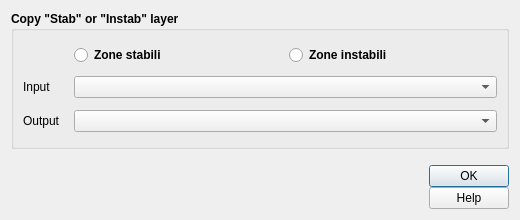
First picture: the form in tb_copia_ms.ui, repository CNR-IGAG/mzs-tools, before the edit.
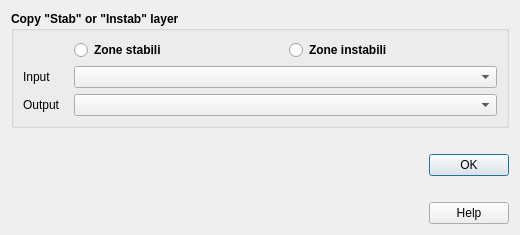
Second picture: the form after the edit. Icons and pictures are not drawn.

```diff
--- a/tb_copia_ms.ui
+++ b/tb_copia_ms.ui
@@ -7,7 +7,7 @@
     <x>0</x>
     <y>0</y>
     <width>520</width>
-    <height>220</height>
+    <height>235</height>
    </rect>
   </property>
   <property name="sizePolicy">
@@ -37,8 +37,8 @@
   <property name="modal">
    <bool>true</bool>
   </property>
-  <layout class="QGridLayout" name="gridLayout">
-   <item row="0" column="0">
+  <layout class="QVBoxLayout" name="verticalLayout_2">
+   <item>
     <widget class="QGroupBox" name="groupBox_2">
      <property name="font">
       <font>
@@ -50,59 +50,7 @@
       <string>Copy &quot;Stab&quot; or &quot;Instab&quot; layer</string>
      </property>
      <layout class="QGridLayout" name="gridLayout_2">
-      <item row="4" column="1">
-       <spacer name="verticalSpacer_3">
-        <property name="orientation">
-         <enum>Qt::Vertical</enum>
-        </property>
-        <property name="sizeHint" stdset="0">
-         <size>
-          <width>20</width>
-          <height>40</height>
-         </size>
-        </property>
-       </spacer>
-      </item>
-      <item row="2" column="1">
-       <spacer name="verticalSpacer_2">
-        <property name="orientation">
-         <enum>Qt::Vertical</enum>
-        </property>
-        <property name="sizeHint" stdset="0">
-         <size>
-          <width>20</width>
-          <height>40</height>
-         </size>
-        </property>
-       </spacer>
-      </item>
-      <item row="0" column="1">
-       <spacer name="verticalSpacer">
-        <property name="orientation">
-         <enum>Qt::Vertical</enum>
-        </property>
-        <property name="sizeHint" stdset="0">
-         <size>
-          <width>20</width>
-          <height>40</height>
-         </size>
-        </property>
-       </spacer>
-      </item>
-      <item row="5" column="1">
-       <widget class="QComboBox" name="output_ms">
-        <property name="sizePolicy">
-         <sizepolicy hsizetype="Expanding" vsizetype="Fixed">
-          <horstretch>0</horstretch>
-          <verstretch>0</verstretch>
-         </sizepolicy>
-        </property>
-        <property name="toolTip">
-         <string/>
-        </property>
-       </widget>
-      </item>
-      <item row="3" column="0">
+      <item row="1" column="0">
        <widget class="QLabel" name="label">
         <property name="font">
          <font>
@@ -115,7 +63,14 @@
         </property>
        </widget>
       </item>
-      <item row="5" column="0">
+      <item row="1" column="1">
+       <widget class="QComboBox" name="input_ms">
+        <property name="toolTip">
+         <string/>
+        </property>
+       </widget>
+      </item>
+      <item row="2" column="0">
        <widget class="QLabel" name="label_4">
         <property name="sizePolicy">
          <sizepolicy hsizetype="Minimum" vsizetype="Preferred">
@@ -140,14 +95,7 @@
         </property>
        </widget>
       </item>
-      <item row="3" column="1">
-       <widget class="QComboBox" name="input_ms">
-        <property name="toolTip">
-         <string/>
-        </property>
-       </widget>
-      </item>
-      <item row="1" column="1">
+      <item row="0" column="1">
        <layout class="QHBoxLayout" name="horizontalLayout">
         <item>
          <widget class="QRadioButton" name="radio_stab">
@@ -177,69 +125,63 @@
         </item>
        </layout>
       </item>
-      <item row="6" column="1">
-       <spacer name="verticalSpacer_4">
-        <property name="orientation">
-         <enum>Qt::Vertical</enum>
+      <item row="2" column="1">
+       <widget class="QComboBox" name="output_ms">
+        <property name="sizePolicy">
+         <sizepolicy hsizetype="Expanding" vsizetype="Fixed">
+          <horstretch>0</horstretch>
+          <verstretch>0</verstretch>
+         </sizepolicy>
         </property>
-        <property name="sizeHint" stdset="0">
-         <size>
-          <width>20</width>
-          <height>40</height>
-         </size>
+        <property name="toolTip">
+         <string/>
         </property>
-       </spacer>
+       </widget>
       </item>
      </layout>
     </widget>
    </item>
-   <item row="1" column="0">
-    <layout class="QGridLayout" name="gridLayout_4">
-     <property name="sizeConstraint">
-      <enum>QLayout::SetDefaultConstraint</enum>
-     </property>
-     <property name="topMargin">
-      <number>10</number>
-     </property>
-     <property name="horizontalSpacing">
-      <number>10</number>
-     </property>
-     <property name="verticalSpacing">
-      <number>0</number>
-     </property>
-     <item row="0" column="1">
-      <widget class="QLabel" name="igag">
-       <property name="sizePolicy">
-        <sizepolicy hsizetype="Preferred" vsizetype="Fixed">
-         <horstretch>0</horstretch>
-         <verstretch>0</verstretch>
-        </sizepolicy>
+   <item>
+    <layout class="QHBoxLayout" name="horizontalLayout_2">
+     <item>
+      <widget class="QLabel" name="label_25">
+       <property name="maximumSize">
+        <size>
+         <width>81</width>
+         <height>60</height>
+        </size>
        </property>
        <property name="text">
         <string/>
        </property>
        <property name="pixmap">
-        <pixmap>img/logo-igag.png</pixmap>
+        <pixmap>../../../Documenti/itopen/progetti/CNR-mzs-tools/mzs-tools/img/Logo CNR-2010-Quadrato-ITA-high.png</pixmap>
        </property>
+       <property name="scaledContents">
+        <bool>true</bool>
+       </property>
       </widget>
      </item>
-     <item row="0" column="0">
-      <widget class="QLabel" name="cnr">
-       <property name="sizePolicy">
-        <sizepolicy hsizetype="Preferred" vsizetype="Fixed">
-         <horstretch>0</horstretch>
-         <verstretch>0</verstretch>
-        </sizepolicy>
+     <item>
+      <widget class="QLabel" name="label_24">
+       <property name="maximumSize">
+        <size>
+         <width>70</width>
+         <height>60</height>
+        </size>
        </property>
        <property name="text">
         <string/>
        </property>
        <property name="pixmap">
-        <pixmap>img/logo-cnr.png</pixmap>
+        <pixmap>../../../Documenti/itopen/progetti/CNR-mzs-tools/mzs-tools/img/IGAG-CMYK.png</pixmap>
        </property>
+       <property name="scaledContents">
+        <bool>true</bool>
+       </property>
       </widget>
      </item>
-     <item row="0" column="3">
+     <item>
       <spacer name="horizontalSpacer">
        <property name="orientation">
         <enum>Qt::Horizontal</enum>
@@ -252,7 +194,7 @@
        </property>
       </spacer>
      </item>
-     <item row="0" column="4">
+     <item>
       <layout class="QVBoxLayout" name="verticalLayout">
        <item>
         <widget class="QDialogButtonBox" name="button_box">
@@ -282,25 +224,6 @@
        </item>
       </layout>
      </item>
-     <item row="0" column="2">
-      <widget class="QLabel" name="labgis">
-       <property name="sizePolicy">
-        <sizepolicy hsizetype="Preferred" vsizetype="Fixed">
-         <horstretch>0</horstretch>
-         <verstretch>0</verstretch>
-        </sizepolicy>
-       </property>
-       <property name="text">
-        <string/>
-       </property>
-       <property name="pixmap">
-        <pixmap>img/logo-labgis.png</pixmap>
-       </property>
-       <property name="scaledContents">
-        <bool>true</bool>
-       </property>
-      </widget>
-     </item>
     </layout>
    </item>
   </layout>
```
Left out of the diff: 7 changed lines with no effect on the pictures.
